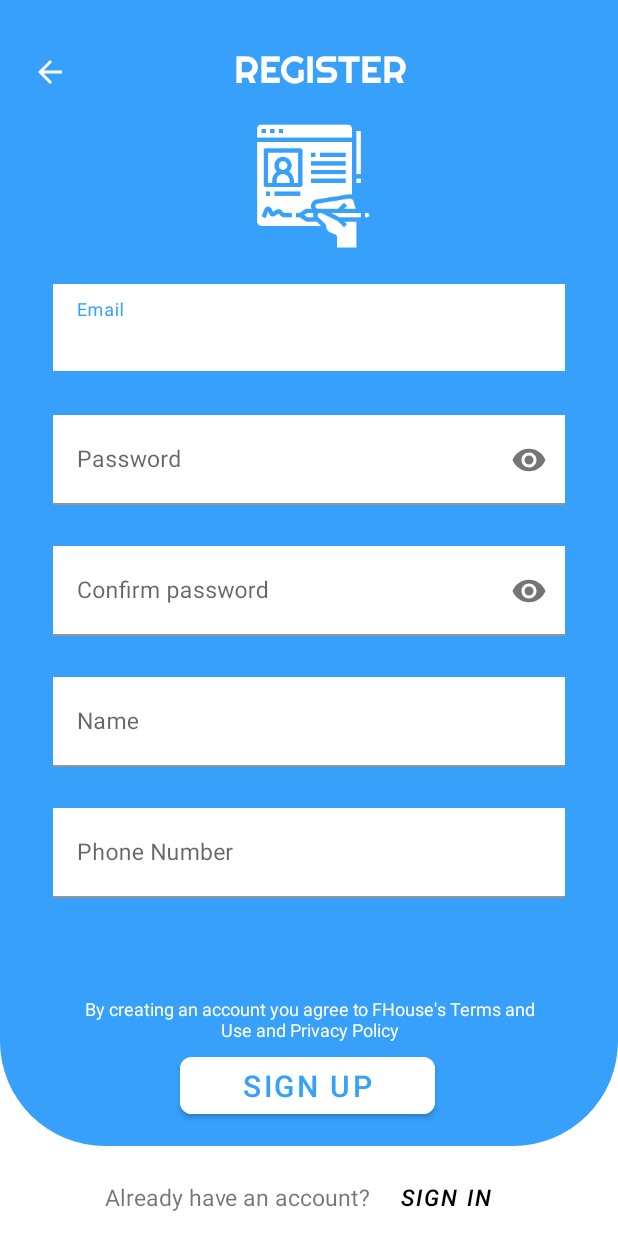
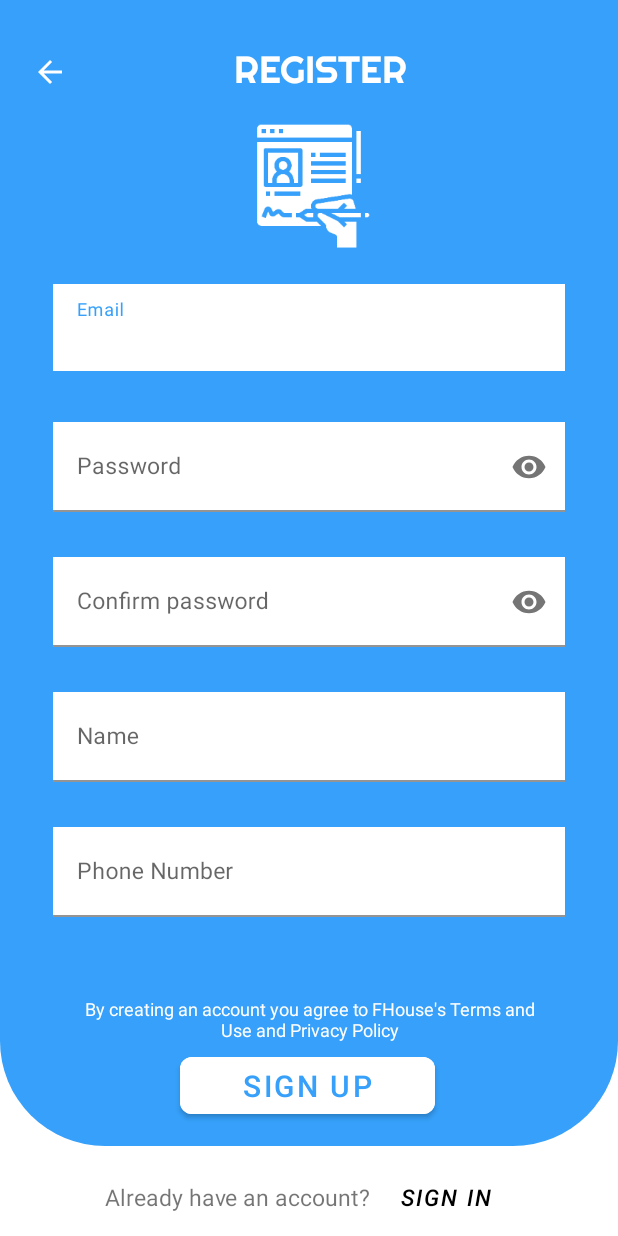
Before and after one commit to Babyze/FHouse, an Android app: the SignUpActivity screen opened directly, with no data from a screen before it, on a phone screen of 412 x 824 dp. Run offline under Robolectric (Android 15) with nearby library versions, the phone set to English and light mode, and no system bars; our stand-ins replace Firebase (no records; nobody signed in at launch, a user with empty details on screens opened directly); Roboto replaces fonts that are not available here.

Commit message:
SignUp: sửa layout (chỉ phù hợp 1080x2220) lần 3

```diff
--- a/app/src/main/res/layout/activity_sign_up.xml
+++ b/app/src/main/res/layout/activity_sign_up.xml
@@ -60,7 +60,7 @@
         android:id="@+id/edtEmail"
         style="@style/Widget.MaterialComponents.TextInputLayout.FilledBox"
         android:layout_width="match_parent"
-        android:layout_height="77dp"
+        android:layout_height="82dp"
         android:layout_marginStart="35dp"
         android:layout_marginTop="20dp"
         android:layout_marginEnd="35dp"
@@ -81,7 +81,7 @@
         android:id="@+id/edtPassword"
         style="@style/Widget.MaterialComponents.TextInputLayout.FilledBox"
         android:layout_width="match_parent"
-        android:layout_height="77dp"
+        android:layout_height="80dp"
         android:layout_marginStart="35dp"
         android:layout_marginTop="10dp"
         android:layout_marginEnd="35dp"
@@ -103,7 +103,7 @@
         android:id="@+id/edtConfirmPsw"
         style="@style/Widget.MaterialComponents.TextInputLayout.FilledBox"
         android:layout_width="match_parent"
-        android:layout_height="77dp"
+        android:layout_height="80dp"
         android:layout_marginStart="35dp"
         android:layout_marginTop="10dp"
         android:layout_marginEnd="35dp"
@@ -125,7 +125,7 @@
         android:id="@+id/edtName"
         style="@style/Widget.MaterialComponents.TextInputLayout.FilledBox"
         android:layout_width="match_parent"
-        android:layout_height="77dp"
+        android:layout_height="80dp"
         android:layout_marginStart="35dp"
         android:layout_marginTop="10dp"
         android:layout_marginEnd="35dp"
@@ -145,7 +145,7 @@
         android:id="@+id/edtPhoneNumber"
         style="@style/Widget.MaterialComponents.TextInputLayout.FilledBox"
         android:layout_width="match_parent"
-        android:layout_height="77dp"
+        android:layout_height="80dp"
         android:layout_marginStart="35dp"
         android:layout_marginTop="10dp"
         android:layout_marginEnd="35dp"
```
